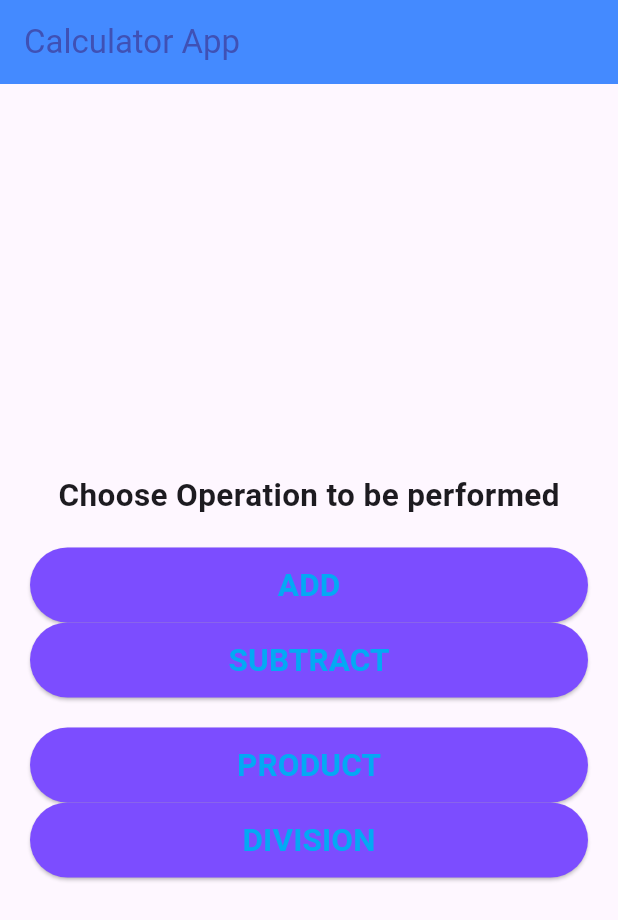
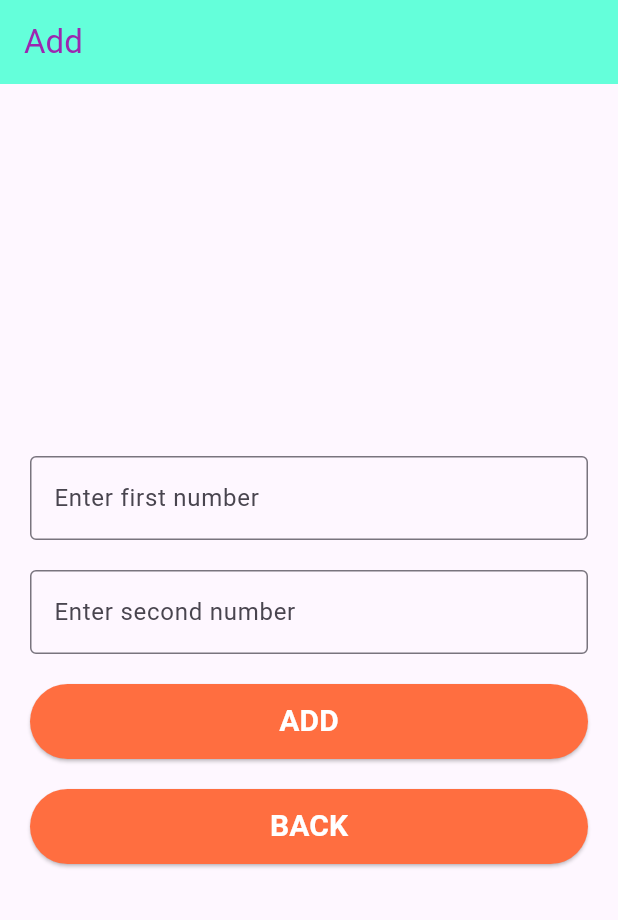
Before and after one commit to swadhi03/calculator_flutter_app, a Flutter app: the screen it shows after launch, after a tap on "ADD", on a phone screen of 412 x 824 dp. Shown: the top 920 px of the screen. Run offline on Flutter 3.47's test engine with Material 3 defaults, Android fonts, the phone set to English and light mode, and no system bars.

```diff
--- /dev/null
+++ b/lib/pages/add.dart
@@ -0,0 +1,80 @@
+import 'package:flutter/material.dart';
+
+class AddPage extends StatelessWidget {
+  const AddPage({super.key});
+
+  @override
+  Widget build(BuildContext context) {
+    return MaterialApp(
+      debugShowCheckedModeBanner: false,
+      home: Scaffold(
+        appBar: AppBar(
+          title: Text("Add",
+            style: TextStyle(
+              color: Colors.purple,
+            ),),
+          backgroundColor: Colors.tealAccent,
+        ),
+        body: Padding(
+          padding: const EdgeInsets.all(20.0),
+          child: Column(
+          mainAxisAlignment: MainAxisAlignment.center,
+          children: [
+            TextField(
+              decoration: InputDecoration(
+                labelText: "Enter first number",
+                border: OutlineInputBorder(),
+              ),
+              keyboardType: TextInputType.number,
+            ),
+            SizedBox(height: 20,),
+            TextField(
+              decoration: InputDecoration(
+                labelText: "Enter second number",
+                border: OutlineInputBorder(),
+              ),
+              keyboardType: TextInputType.number,
+            ),
+            SizedBox(height: 20,),
+            SizedBox(
+              width: 400,
+              height: 50,
+              child: ElevatedButton(
+                onPressed: () {},
+                child: Text(
+                  "ADD",
+                  style: TextStyle(color: Colors.white,
+                      fontSize: 20,
+                      fontWeight: FontWeight.bold),
+                ),
+                style: ElevatedButton.styleFrom(
+                  backgroundColor: Colors.deepOrangeAccent,
+                ),
+              ),
+            ),
+            SizedBox(height: 20,),
+            SizedBox(
+              width: 400,
+              height: 50,
+              child: ElevatedButton(
+                onPressed: () {
+                  Navigator.pop(context);
+                },
+                child: Text(
+                  "BACK",
+                  style: TextStyle(color: Colors.white,
+                      fontSize: 20,
+                      fontWeight: FontWeight.bold),
+                ),
+                style: ElevatedButton.styleFrom(
+                    backgroundColor: Colors.deepOrangeAccent
+                ),
+              ),
+            ),
+          ],
+        ),
+      ),
+    ),
+    );
+  }
+}
--- a/lib/pages/home.dart
+++ b/lib/pages/home.dart
@@ -1,3 +1,4 @@
+import 'package:calculator_app/pages/add.dart';
 import 'package:flutter/cupertino.dart';
 import 'package:flutter/material.dart';
 
@@ -28,7 +29,9 @@ class HomePAge extends StatelessWidget {
                 style: ElevatedButton.styleFrom(
                   backgroundColor: Colors.deepPurpleAccent,
                 ),
-                onPressed: () {},
+                onPressed: () {
+                  Navigator.push(context, MaterialPageRoute(builder: (context)=> AddPage()));
+                },
                 child: Text("ADD",
                 style: TextStyle(
                   color: Colors.lightBlue,
```
